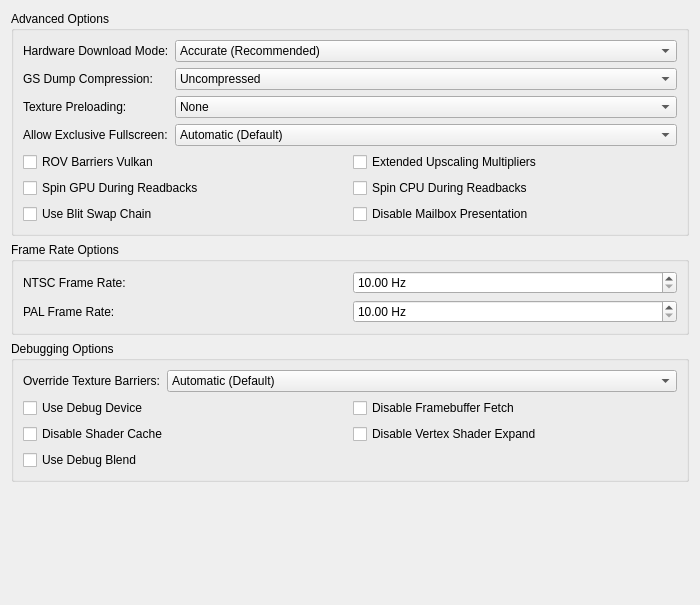
Old version of the form pcsx2-qt/Settings/GraphicsAdvancedSettingsTab.ui in the repository PCSX2/pcsx2.
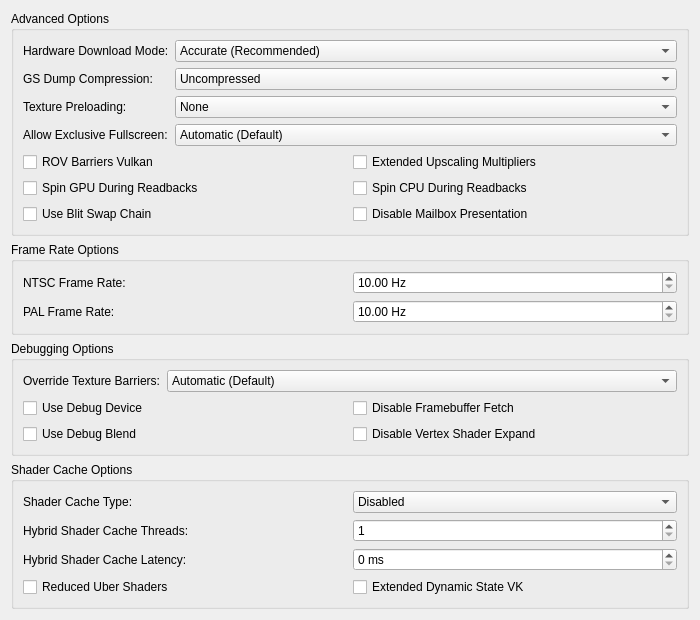
New version of the form.

Commit message: GS:DX12:VK: Experimental uber/hybrid shader cache.

Patch:
```diff
--- a/pcsx2-qt/Settings/GraphicsAdvancedSettingsTab.ui
+++ b/pcsx2-qt/Settings/GraphicsAdvancedSettingsTab.ui
@@ -313,9 +313,9 @@
          </widget>
         </item>
         <item row="1" column="0">
-         <widget class="QCheckBox" name="disableShaderCache">
+         <widget class="QCheckBox" name="useDebugBlend">
           <property name="text">
-           <string>Disable Shader Cache</string>
+           <string>Use Debug Blend</string>
           </property>
          </widget>
         </item>
@@ -333,12 +333,119 @@
           </property>
          </widget>
         </item>
+       </layout>
+      </item>
+     </layout>
+    </widget>
+   </item>
+   <item>
+    <widget class="QGroupBox" name="shaderCacheOptions">
+     <property name="sizePolicy">
+      <sizepolicy hsizetype="Preferred" vsizetype="Fixed">
+       <horstretch>0</horstretch>
+       <verstretch>0</verstretch>
+      </sizepolicy>
+     </property>
+     <property name="title">
+      <string>Shader Cache Options</string>
+     </property>
+     <layout class="QFormLayout" name="shaderCacheOptionsFormLayout">
+      <item row="1" column="0" colspan="2">
+       <layout class="QGridLayout" name="shaderCacheOptionsLayout">
+        <item row="0" column="0">
+        <widget class="QLabel" name="shaderCacheTypeLabel">
+          <property name="text">
+          <string>Shader Cache Type:</string>
+          </property>
+          <property name="buddy">
+          <cstring>shaderCacheType</cstring>
+          </property>
+        </widget>
+        </item>
+        <item row="0" column="1">
+        <widget class="QComboBox" name="shaderCacheType">
+          <item>
+          <property name="text">
+            <string>Disabled</string>
+          </property>
+          </item>
+          <item>
+          <property name="text">
+            <string>Standard</string>
+          </property>
+          </item>
+          <item>
+          <property name="text">
+            <string>Hybrid</string>
+          </property>
+          </item>
+          <item>
+          <property name="text">
+            <string>Uber</string>
+          </property>
+          </item>
+        </widget>
+        </item>
+        <item row="1" column="0">
+        <widget class="QLabel" name="hybridShaderCacheThreadsLabel">
+          <property name="text">
+          <string>Hybrid Shader Cache Threads:</string>
+          </property>
+          <property name="buddy">
+          <cstring>hybridShaderCacheThreads</cstring>
+          </property>
+        </widget>
+        </item>
+        <item row="1" column="1">
+        <widget class="QSpinBox" name="hybridShaderCacheThreads">
+          <property name="minimum">
+          <number>1</number>
+          </property>
+          <property name="maximum">
+          <number>16</number>
+          </property>
+        </widget>
+        </item>
         <item row="2" column="0">
-         <widget class="QCheckBox" name="useDebugBlend">
-          <property name="text">
-           <string>Use Debug Blend</string>
+          <widget class="QLabel" name="hybridShaderCacheLatencyMSLabel">
+            <property name="text">
+            <string>Hybrid Shader Cache Latency:</string>
+            </property>
+            <property name="buddy">
+            <cstring>hybridShaderCacheLatencyMS</cstring>
+            </property>
+          </widget>
+        </item>
+        <item row="2" column="1">
+        <widget class="QSpinBox" name="hybridShaderCacheLatencyMS">
+          <property name="suffix">
+          <string> ms</string>
           </property>
-         </widget>
+          <property name="minimum">
+          <number>0</number>
+          </property>
+          <property name="maximum">
+          <number>99999999</number>
+          </property>
+        </widget>
+        </item>
+        <item row="3" column="0" colspan="2">
+        <layout class="QGridLayout" name="shaderCacheCheckBoxesLayout">
+          <item row="0" column="1">
+          <widget class="QCheckBox" name="reducedUberShaders">
+            <property name="text">
+            <string>Reduced Uber Shaders</string>
+            </property>
+          </widget>
+          </item>
+          <item row="0" column="2">
+          <widget class="QCheckBox" name="extendedDynamicStateVK">
+            <property name="text">
+            <string>Extended Dynamic State VK</string>
+            </property>
+          </widget>
+          </item>
+        </layout>
         </item>
        </layout>
       </item>
```
Left out of the diff: 1 changed line with no effect on the pictures. The commit also changes 43 other files.
